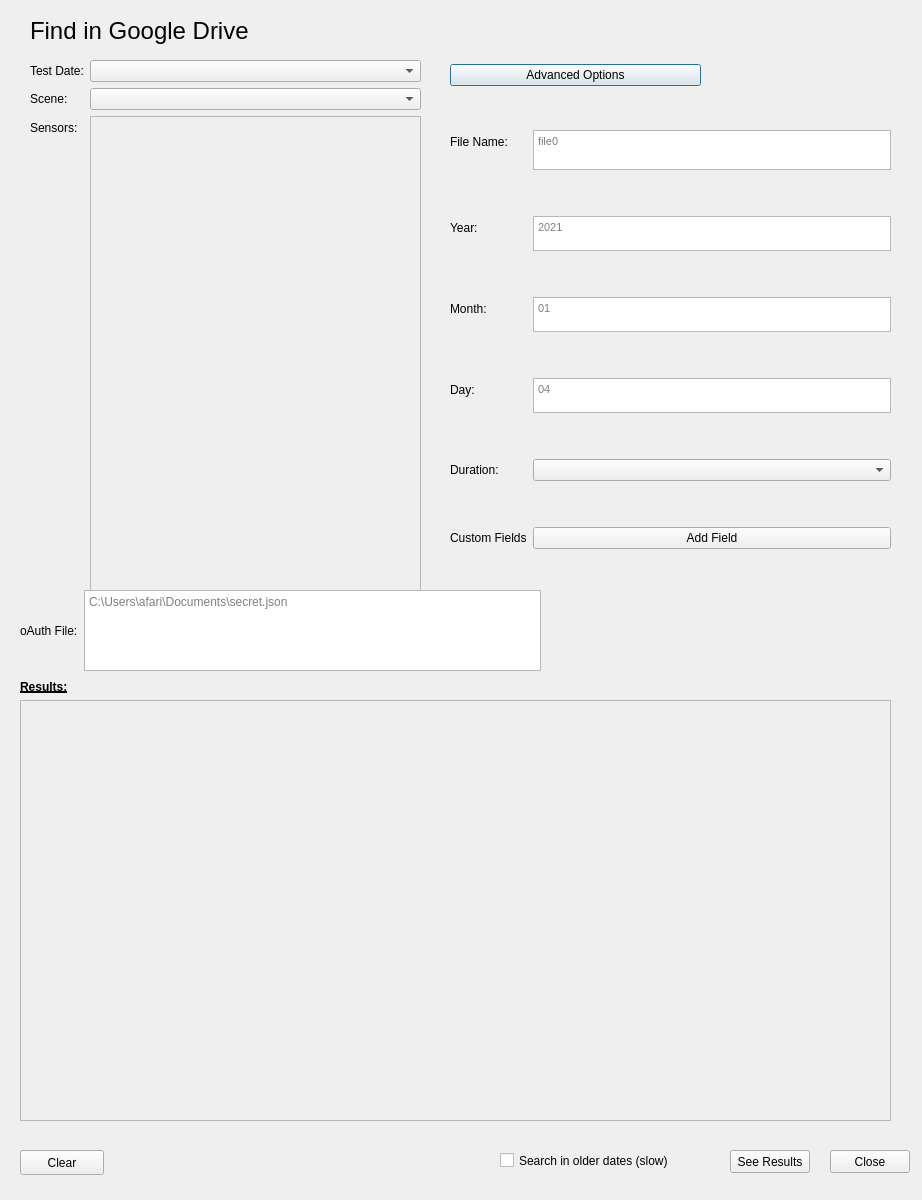
Old version of the form Utilities/GDriveDataImport/import_google_drive_popup.ui in the repository Georgia-Tech-Off-Road/GTORDaata.
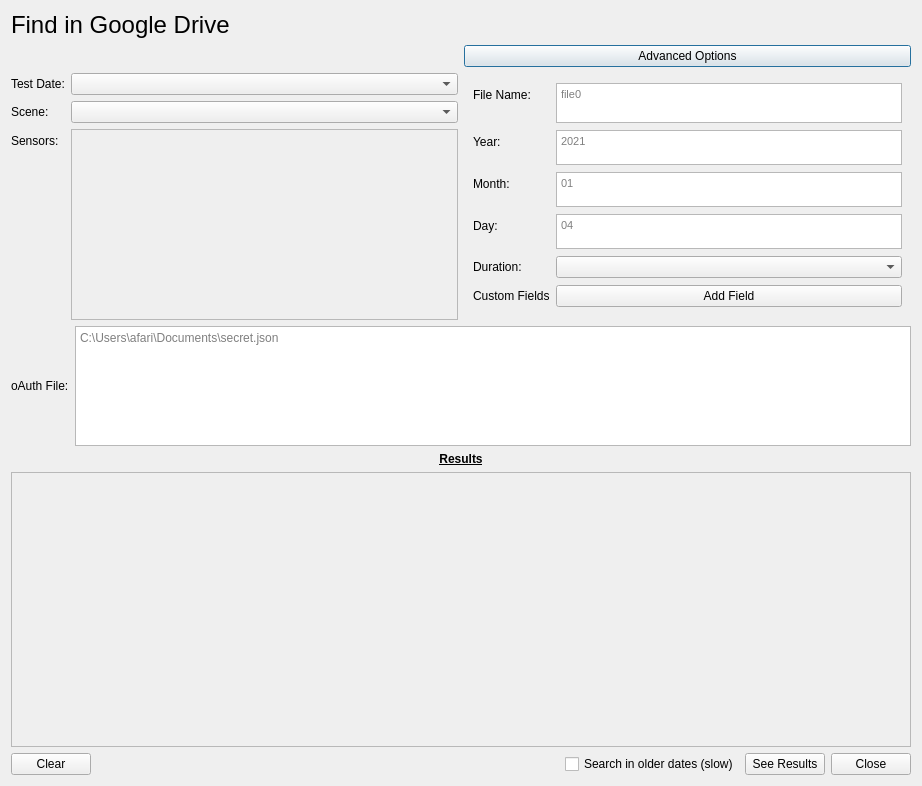
New version of the form.

The edit to the form file:
```diff
--- a/Utilities/GDriveDataImport/import_google_drive_popup.ui
+++ b/Utilities/GDriveDataImport/import_google_drive_popup.ui
@@ -7,7 +7,7 @@
     <x>0</x>
     <y>0</y>
     <width>922</width>
-    <height>1200</height>
+    <height>786</height>
    </rect>
   </property>
   <property name="sizePolicy">
@@ -25,84 +25,26 @@
   <property name="windowTitle">
    <string>Dialog</string>
   </property>
-  <widget class="QWidget" name="widget" native="true">
-   <property name="geometry">
-    <rect>
-     <x>20</x>
-     <y>60</y>
-     <width>871</width>
-     <height>1061</height>
-    </rect>
-   </property>
-   <widget class="QWidget" name="verticalLayoutWidget">
-    <property name="geometry">
-     <rect>
-      <x>430</x>
-      <y>0</y>
-      <width>251</width>
-      <height>31</height>
-     </rect>
-    </property>
     <layout class="QVBoxLayout" name="verticalLayout">
      <item>
-      <widget class="QPushButton" name="adv_options_button">
-       <property name="text">
-        <string>Advanced Options</string>
-       </property>
-      </widget>
-     </item>
-    </layout>
-   </widget>
-   <widget class="QWidget" name="verticalLayoutWidget_3">
-    <property name="geometry">
-     <rect>
-      <x>0</x>
-      <y>610</y>
-      <width>231</width>
-      <height>33</height>
-     </rect>
-    </property>
-    <layout class="QVBoxLayout" name="verticalLayout_3">
+    <layout class="QVBoxLayout" name="verticalLayout_2">
      <item>
-      <widget class="QLabel" name="label_2">
+      <widget class="QLabel" name="label_9">
        <property name="font">
         <font>
-         <weight>75</weight>
-         <bold>true</bold>
-         <underline>true</underline>
+         <pointsize>18</pointsize>
         </font>
        </property>
        <property name="text">
-        <string>Results:</string>
+        <string>Find in Google Drive</string>
        </property>
       </widget>
      </item>
     </layout>
-   </widget>
-   <widget class="QWidget" name="main_options_widget" native="true">
-    <property name="geometry">
-     <rect>
-      <x>10</x>
-      <y>0</y>
-      <width>391</width>
-      <height>541</height>
-     </rect>
-    </property>
-    <property name="sizeIncrement">
-     <size>
-      <width>0</width>
-      <height>0</height>
-     </size>
-    </property>
-    <widget class="QWidget" name="formLayoutWidget_3">
-     <property name="geometry">
-      <rect>
-       <x>0</x>
-       <y>0</y>
-       <width>391</width>
-       <height>531</height>
-      </rect>
-     </property>
+   </item>
+   <item>
+    <layout class="QGridLayout" name="gridLayout_3">
+     <item row="1" column="0">
      <layout class="QFormLayout" name="formLayout">
       <item row="0" column="1">
        <widget class="QComboBox" name="upload_date_input"/>
@@ -141,7 +83,7 @@
           <rect>
            <x>0</x>
            <y>0</y>
-           <width>325</width>
+            <width>381</width>
            <height>77</height>
           </rect>
          </property>
@@ -150,26 +92,16 @@
        </widget>
       </item>
      </layout>
-    </widget>
-   </widget>
+     </item>
+     <item row="0" column="1">
+      <widget class="QPushButton" name="adv_options_button">
+       <property name="text">
+        <string>Advanced Options</string>
+       </property>
+      </widget>
+     </item>
+     <item row="1" column="1">
    <widget class="QWidget" name="adv_options_widget" native="true">
-    <property name="geometry">
-     <rect>
-      <x>430</x>
-      <y>30</y>
-      <width>441</width>
-      <height>511</height>
-     </rect>
-    </property>
-    <widget class="QWidget" name="formLayoutWidget">
-     <property name="geometry">
-      <rect>
-       <x>0</x>
-       <y>0</y>
-       <width>441</width>
-       <height>501</height>
-      </rect>
-     </property>
      <layout class="QFormLayout" name="adv_options_layout">
       <item row="0" column="0">
        <widget class="QLabel" name="label_14">
@@ -324,19 +256,22 @@
       </item>
      </layout>
     </widget>
-   </widget>
-   <widget class="QWidget" name="horizontalLayoutWidget">
-    <property name="geometry">
-     <rect>
-      <x>0</x>
-      <y>530</y>
-      <width>521</width>
-      <height>81</height>
-     </rect>
-    </property>
+     </item>
+    </layout>
+   </item>
+   <item>
     <layout class="QHBoxLayout" name="horizontalLayout">
+     <property name="sizeConstraint">
+      <enum>QLayout::SetDefaultConstraint</enum>
+     </property>
      <item>
       <widget class="QLabel" name="label_10">
+       <property name="maximumSize">
+        <size>
+         <width>16777215</width>
+         <height>120</height>
+        </size>
+       </property>
        <property name="text">
         <string>oAuth File:</string>
        </property>
@@ -344,22 +279,42 @@
      </item>
      <item>
       <widget class="QPlainTextEdit" name="sec_file">
+       <property name="maximumSize">
+        <size>
+         <width>16777215</width>
+         <height>120</height>
+        </size>
+       </property>
        <property name="placeholderText">
         <string>C:\Users\afari\Documents\secret.json</string>
        </property>
       </widget>
      </item>
     </layout>
-   </widget>
+   </item>
+   <item>
+    <layout class="QVBoxLayout" name="verticalLayout_3">
+     <item>
+      <widget class="QLabel" name="label_2">
+       <property name="font">
+        <font>
+         <weight>75</weight>
+         <bold>true</bold>
+         <underline>true</underline>
+        </font>
+       </property>
+       <property name="text">
+        <string>Results</string>
+       </property>
+       <property name="alignment">
+        <set>Qt::AlignCenter</set>
+       </property>
+      </widget>
+     </item>
+    </layout>
+   </item>
+   <item>
    <widget class="QScrollArea" name="scrollArea">
-    <property name="geometry">
-     <rect>
-      <x>0</x>
-      <y>640</y>
-      <width>871</width>
-      <height>421</height>
-     </rect>
-    </property>
     <property name="widgetResizable">
      <bool>true</bool>
     </property>
@@ -368,90 +323,60 @@
       <rect>
        <x>0</x>
        <y>0</y>
-       <width>869</width>
-       <height>419</height>
+        <width>900</width>
+        <height>199</height>
       </rect>
      </property>
      <layout class="QGridLayout" name="gridLayout_2"/>
     </widget>
    </widget>
-  </widget>
-  <widget class="QWidget" name="verticalLayoutWidget_2">
-   <property name="geometry">
-    <rect>
-     <x>30</x>
-     <y>10</y>
-     <width>491</width>
-     <height>41</height>
-    </rect>
-   </property>
-   <layout class="QVBoxLayout" name="verticalLayout_2">
+   </item>
+   <item>
+    <layout class="QHBoxLayout" name="horizontalLayout_3">
+     <item>
+      <widget class="QPushButton" name="clearButton">
+       <property name="text">
+        <string>Clear</string>
+       </property>
+      </widget>
+     </item>
     <item>
-     <widget class="QLabel" name="label_9">
-      <property name="font">
-       <font>
-        <pointsize>18</pointsize>
-       </font>
-      </property>
+      <spacer name="horizontalSpacer">
+       <property name="orientation">
+        <enum>Qt::Horizontal</enum>
+       </property>
+       <property name="sizeHint" stdset="0">
+        <size>
+         <width>40</width>
+         <height>20</height>
+        </size>
+       </property>
+      </spacer>
+     </item>
+     <item>
+      <widget class="QCheckBox" name="search_older_dates">
       <property name="text">
-       <string>Find in Google Drive</string>
+        <string>Search in older dates (slow)</string>
       </property>
      </widget>
     </item>
-   </layout>
-  </widget>
+     <item>
   <widget class="QPushButton" name="see_results_btn">
-   <property name="geometry">
-    <rect>
-     <x>730</x>
-     <y>1150</y>
-     <width>80</width>
-     <height>23</height>
-    </rect>
-   </property>
    <property name="text">
     <string>See Results</string>
    </property>
   </widget>
+     </item>
+     <item>
   <widget class="QPushButton" name="close_btn">
-   <property name="geometry">
-    <rect>
-     <x>830</x>
-     <y>1150</y>
-     <width>80</width>
-     <height>23</height>
-    </rect>
-   </property>
    <property name="text">
     <string>Close</string>
    </property>
   </widget>
-  <widget class="QCheckBox" name="search_older_dates">
-   <property name="geometry">
-    <rect>
-     <x>500</x>
-     <y>1140</y>
-     <width>181</width>
-     <height>41</height>
-    </rect>
-   </property>
-   <property name="text">
-    <string>Search in older dates (slow)</string>
-   </property>
-  </widget>
-  <widget class="QPushButton" name="clearButton">
-   <property name="geometry">
-    <rect>
-     <x>20</x>
-     <y>1150</y>
-     <width>84</width>
-     <height>25</height>
-    </rect>
-   </property>
-   <property name="text">
-    <string>Clear</string>
-   </property>
-  </widget>
+     </item>
+    </layout>
+   </item>
+  </layout>
  </widget>
  <resources/>
  <connections/>
```
Left out of the diff: 14 changed lines with no effect on the pictures. Lines whose indentation alone changed are shown as unchanged.
